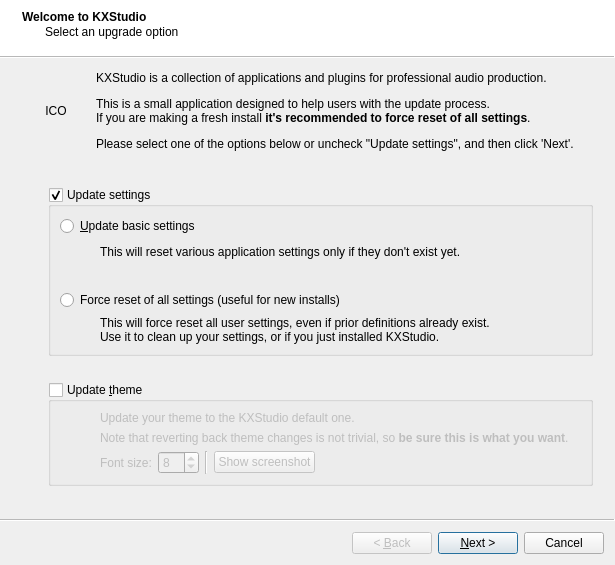
KXStudio/KXStudio, file welcome/welcome.ui: the form before one commit.
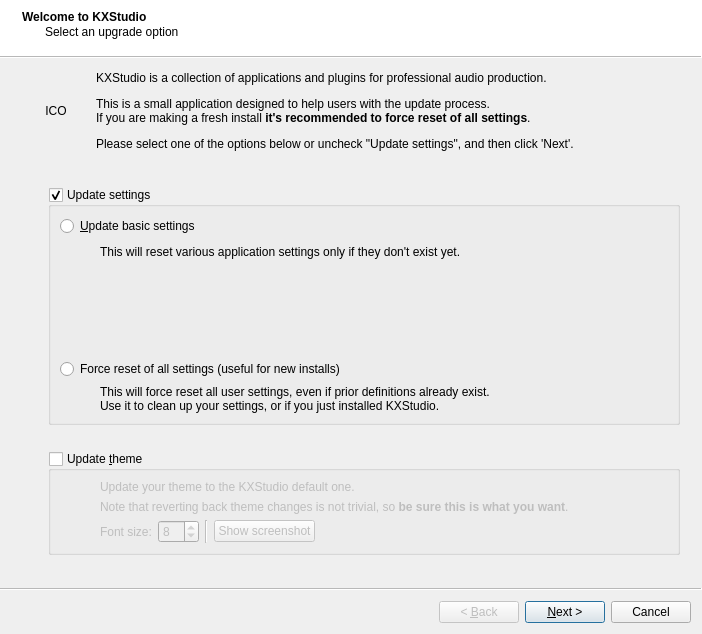
The form after the commit.

Commit message: Welcome: Increase default window size, fix first run

Diff of the .ui file:
```diff
--- a/welcome/welcome.ui
+++ b/welcome/welcome.ui
@@ -6,8 +6,8 @@
    <rect>
     <x>0</x>
     <y>0</y>
-    <width>615</width>
-    <height>565</height>
+    <width>702</width>
+    <height>634</height>
    </rect>
   </property>
   <property name="windowTitle">
```
The commit also changes 1 other file.
